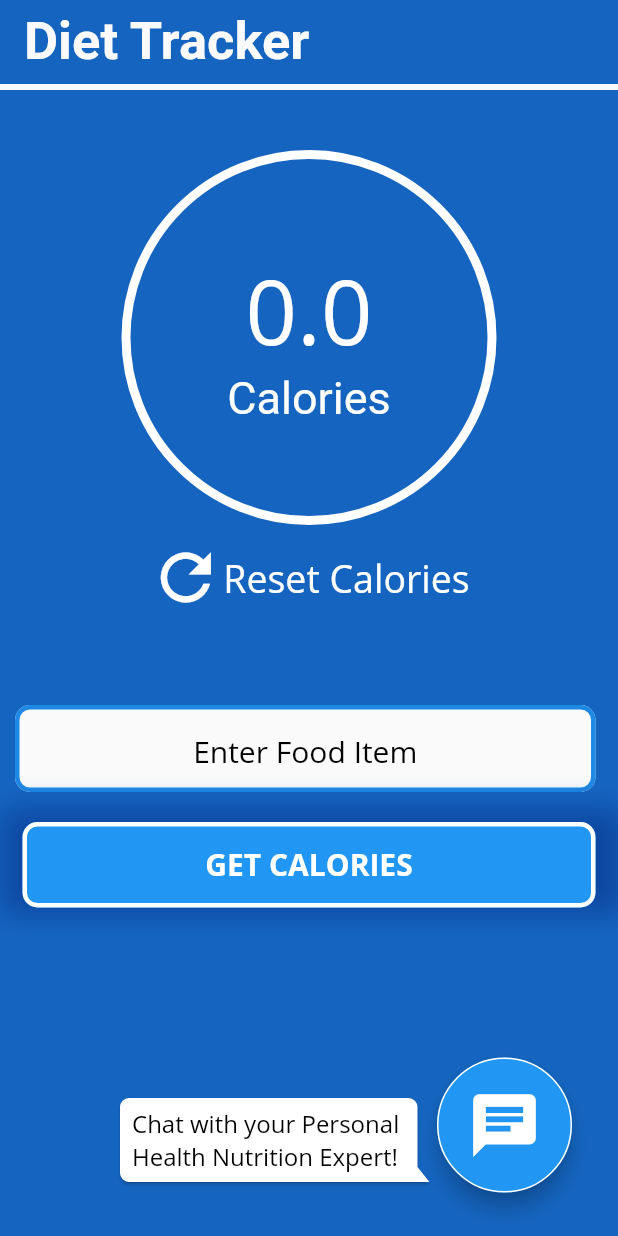
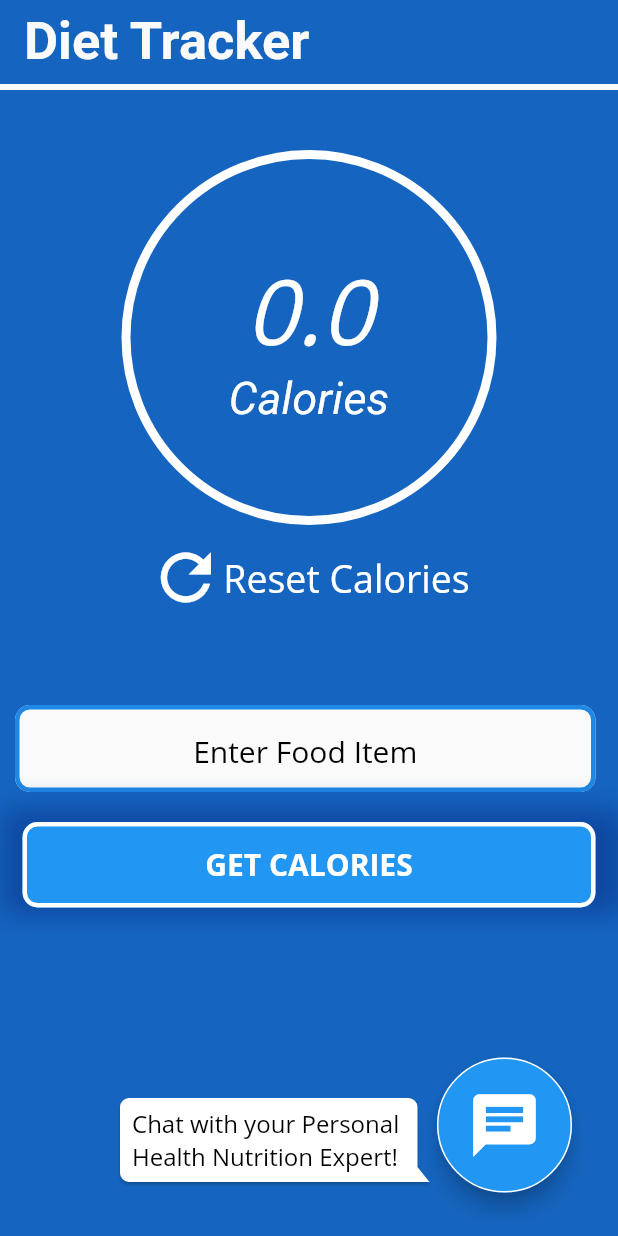
Before and after one commit to divyeshmundhra/SGFit-1, a Flutter app: the MyHomePage screen opened directly, on a phone screen of 412 x 824 dp. Run offline on Flutter 3.47's test engine with Material 2 defaults, Android fonts, the phone set to English and light mode, and no system bars; drawn by our look-alikes of bubble; our stand-ins replace flutter_icons, fluttertoast, shared_preferences, simple_animations; missing offline and left inert: flutter_dialogflow; accounts and stored records are empty; network calls fail; Roboto replaces fonts that are missing (Montserrat); project files that could hold a hidden picture were left out.

Commit message:
made the display of calories and water italics

```diff
--- a/sg_fit/lib/view/diet_tracker_dashboard.dart
+++ b/sg_fit/lib/view/diet_tracker_dashboard.dart
@@ -98,7 +98,6 @@ class _MyHomePageState extends State<MyHomePage> with TickerProviderStateMixin {
       curve: Curves.fastOutSlowIn,
       parent: _controller,
     ));
-    TextTheme textTheme = Theme.of(context).textTheme;
     return Scaffold(
       appBar: ReusableWidgets.getAppBar(
           "Diet Tracker", Colors.grey[50], Colors.blue[800]),
@@ -137,7 +136,8 @@ class _MyHomePageState extends State<MyHomePage> with TickerProviderStateMixin {
                                                     .toStringAsFixed(1),
                                                 style: TextStyle(
                                                     color: Colors.white,
-                                                    fontSize: 60),
+                                                    fontSize: 60,
+                                                    fontStyle: FontStyle.italic),
                                               );
                                             },
                                           ),
@@ -147,7 +147,8 @@ class _MyHomePageState extends State<MyHomePage> with TickerProviderStateMixin {
                                             "Calories",
                                             style: TextStyle(
                                                 color: Colors.white,
-                                                fontSize: 20),
+                                                fontSize: 20,
+                                                fontStyle: FontStyle.italic),
                                           ),
                                         ),
                                       ]),
@@ -163,7 +164,8 @@ class _MyHomePageState extends State<MyHomePage> with TickerProviderStateMixin {
                                           "$caloriesConsumed",
                                           style: TextStyle(
                                               color: Colors.white,
-                                              fontSize: 60),
+                                              fontSize: 60,
+                                              fontStyle: FontStyle.italic),
                                         ),
                                       ),
                                       Center(
@@ -171,7 +173,8 @@ class _MyHomePageState extends State<MyHomePage> with TickerProviderStateMixin {
                                             style: TextStyle(
                                                 color: Colors.white,
                                                 fontSize: 30,
-                                                fontFamily: 'Montserrat')),
+                                                fontFamily: 'Montserrat',
+                                                fontStyle: FontStyle.italic)),
                                       ),
                                     ]),
                               );
```
Also changed, not shown: sg_fit/lib/view/water_tracker_dashboard.dart (+12 -7 lines).
